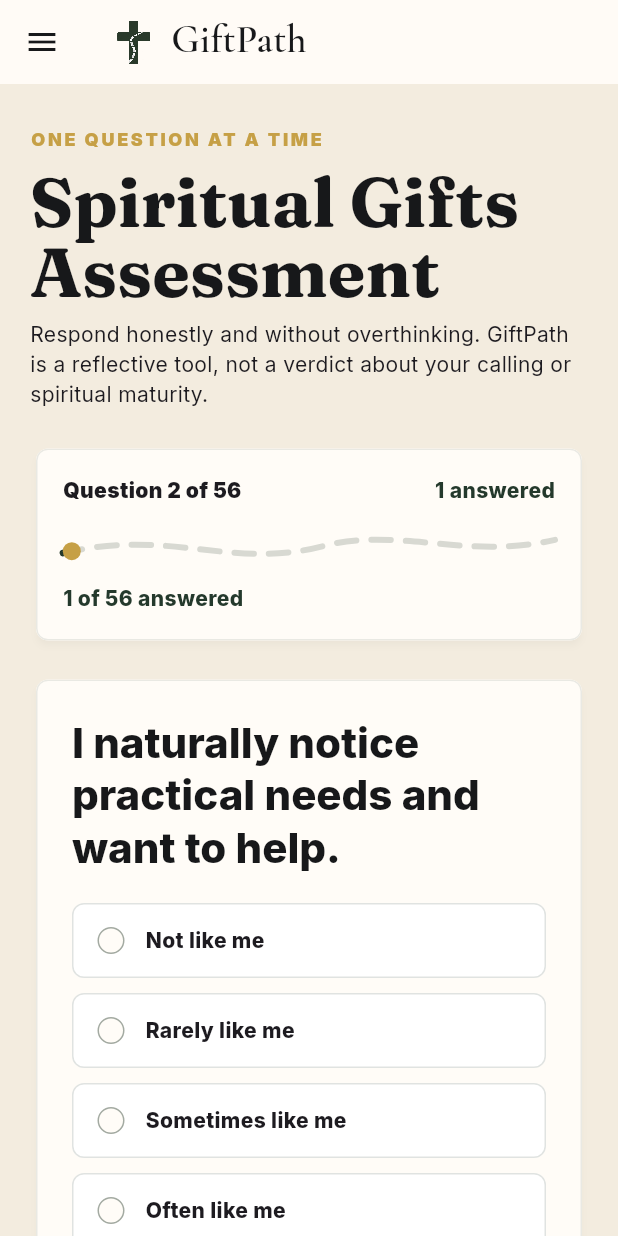
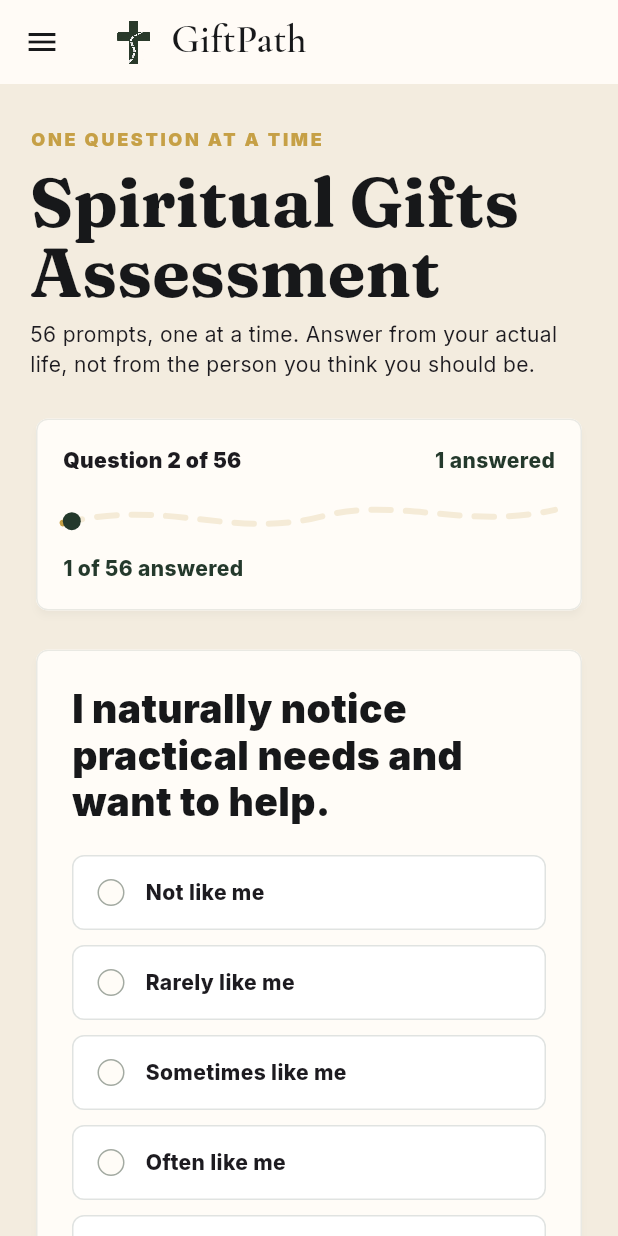
Before and after one commit to getspiritualjobs/appspirit, a Flutter app: the AssessmentPage screen opened by its route, after a tap on "Not like me", on a phone screen of 412 x 824 dp. Run offline on Flutter 3.47's test engine with Material 3 defaults, Android fonts, the phone set to English and light mode, and no system bars; our stand-ins replace go_router, google_fonts, supabase_flutter; accounts and stored records are empty.

Commit message:
Polish GiftPath flow and dashed path language

```diff
--- a/lib/features/assessment/assessment_page.dart
+++ b/lib/features/assessment/assessment_page.dart
@@ -1,4 +1,5 @@
 import 'package:flutter/material.dart';
+import 'package:google_fonts/google_fonts.dart';
 import 'package:go_router/go_router.dart';
 
 import '../../core/app_state.dart';
@@ -37,11 +38,13 @@ class _AssessmentPageState extends State<AssessmentPage> {
               children: [
                 const BrandEyebrow('One question at a time'),
                 const SizedBox(height: 10),
-                Text('Spiritual Gifts Assessment',
-                    style: Theme.of(context).textTheme.displayMedium),
+                Text(
+                  'Spiritual Gifts Assessment',
+                  style: Theme.of(context).textTheme.displayMedium,
+                ),
                 const SizedBox(height: 8),
                 const Text(
-                    'Respond honestly and without overthinking. GiftPath is a reflective tool, not a verdict about your calling or spiritual maturity.'),
+                    '56 prompts, one at a time. Answer from your actual life, not from the person you think you should be.'),
                 const SizedBox(height: 22),
                 _ProgressHeader(
                     index: index, answered: answered, complete: complete),
@@ -156,11 +159,11 @@ class _QuestionPanel extends StatelessWidget {
         children: [
           Text(
             question.text,
-            style: Theme.of(context).textTheme.titleLarge?.copyWith(
+            style: GoogleFonts.inter(
               color: BrandTokens.ink,
-                  fontSize: 28,
-                  fontWeight: FontWeight.w800,
-                  height: 1.24,
+              fontSize: 26,
+              fontWeight: FontWeight.w900,
+              height: 1.2,
             ),
           ),
           const SizedBox(height: 20),
@@ -305,45 +308,38 @@ class _QuestionMap extends StatelessWidget {
 
   @override
   Widget build(BuildContext context) {
-    final scheme = Theme.of(context).colorScheme;
-    return Wrap(
-      spacing: 8,
-      runSpacing: 8,
+    final firstMissing = assessmentQuestions
+        .indexWhere((question) => !appState.responses.containsKey(question.id));
+    return InfoCard(
+      padding: const EdgeInsets.all(18),
+      child: Column(
+        crossAxisAlignment: CrossAxisAlignment.start,
         children: [
           const BrandEyebrow('Question trail'),
-        for (var i = 0; i < assessmentQuestions.length; i++)
-          Tooltip(
-            message: 'Question ${i + 1}',
-            child: InkWell(
-              onTap: () => onSelect(i),
-              borderRadius: BorderRadius.circular(6),
-              child: Container(
-                width: 30,
-                height: 24,
-                alignment: Alignment.center,
-                decoration: BoxDecoration(
-                  color: i == currentIndex
-                      ? scheme.primary
-                      : appState.responses
-                              .containsKey(assessmentQuestions[i].id)
-                          ? scheme.primary.withValues(alpha: .10)
-                          : Colors.white,
-                  borderRadius: BorderRadius.circular(999),
-                  border:
-                      Border.all(color: scheme.primary.withValues(alpha: .16)),
+          const SizedBox(height: 8),
+          Text(
+            'You are on question ${currentIndex + 1}. Answered prompts stay on the path, and you can jump back to anything unfinished before revealing results.',
           ),
-                child: Text(
-                  '${i + 1}',
-                  style: TextStyle(
-                      fontSize: 11,
-                      color:
-                          i == currentIndex ? Colors.white : scheme.onSurface,
-                      fontWeight: FontWeight.w800),
+          const SizedBox(height: 14),
+          Wrap(
+            spacing: 10,
+            runSpacing: 10,
+            children: [
+              OutlinedButton.icon(
+                onPressed: currentIndex == 0 ? null : () => onSelect(0),
+                icon: const Icon(Icons.first_page),
+                label: const Text('First Question'),
               ),
-              ),
-            ),
+              if (firstMissing >= 0)
+                FilledButton.icon(
+                  onPressed: () => onSelect(firstMissing),
+                  icon: const Icon(Icons.route_outlined),
+                  label: Text('Next Open: ${firstMissing + 1}'),
                 ),
             ],
+          ),
+        ],
+      ),
     );
   }
 }
--- a/lib/features/home/home_page.dart
+++ b/lib/features/home/home_page.dart
@@ -288,7 +288,7 @@ class _HeroPathPainter extends CustomPainter {
     canvas.drawPath(path.shift(const Offset(0, 4)), shadow);
 
     final track = Paint()
-      ..color = BrandTokens.cream.withValues(alpha: .30)
+      ..color = BrandTokens.gold.withValues(alpha: .54)
       ..style = PaintingStyle.stroke
       ..strokeWidth = 4.6
       ..strokeCap = StrokeCap.round;
--- a/lib/widgets/brand_components.dart
+++ b/lib/widgets/brand_components.dart
@@ -82,8 +82,8 @@ class DashedPathProgress extends StatelessWidget {
               return CustomPaint(
                 painter: _DashedPathPainter(
                   progress: value.clamp(0, 1),
-                  color: BrandTokens.forest,
-                  accent: BrandTokens.gold,
+                  color: BrandTokens.gold,
+                  accent: BrandTokens.forest,
                 ),
               );
             },
@@ -112,8 +112,8 @@ class DashedPathConnector extends StatelessWidget {
       child: CustomPaint(
         painter: _DashedPathPainter(
           progress: 1,
-          color: BrandTokens.forest,
-          accent: BrandTokens.gold,
+          color: BrandTokens.gold,
+          accent: BrandTokens.forest,
           subtle: true,
         ),
         size: Size.infinite,
```
Also changed, not shown: lib/features/auth/auth_page.dart (+100 -2 lines), 1 other file. Lines whose indentation alone changed are shown as unchanged.
